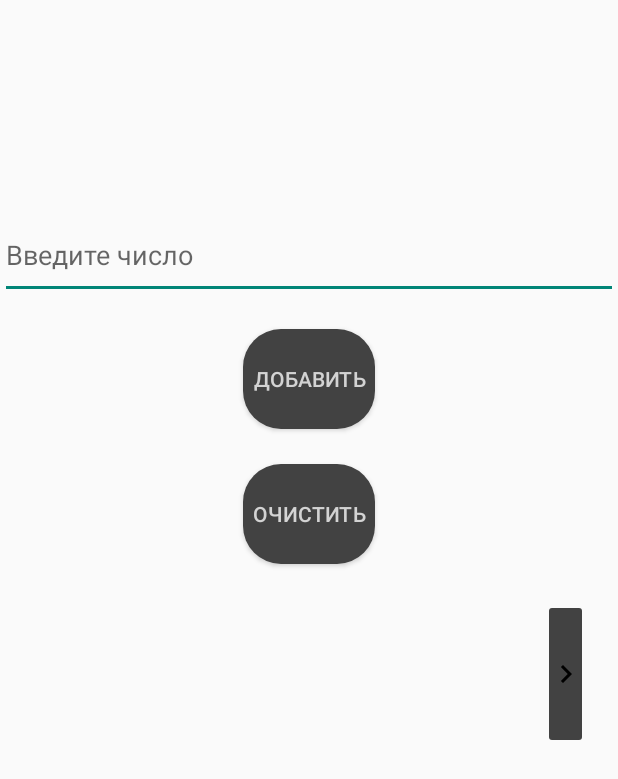
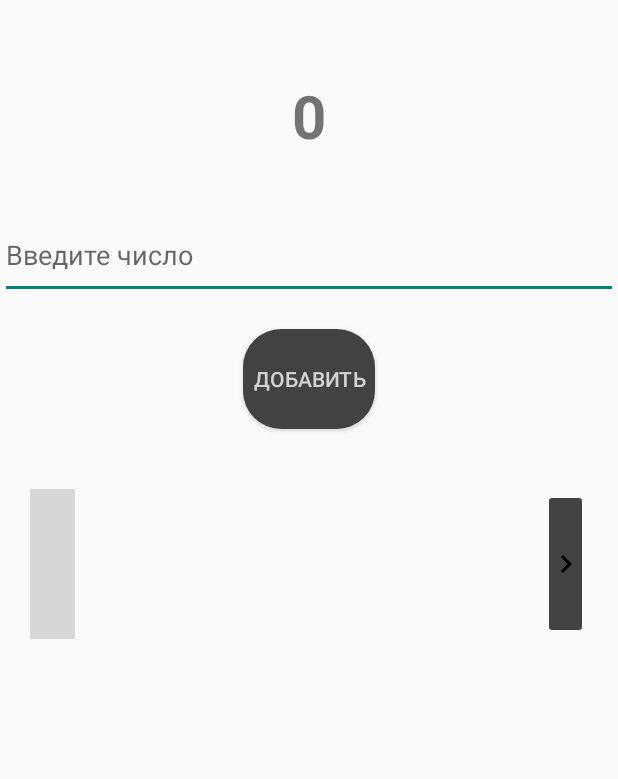
Before and after one commit to VVV-VVV1/Financial_Manager, an Android app: the SecondActivity screen opened directly, with no data from a screen before it, after a tap on "ДОБАВИТЬ", on a phone screen of 412 x 824 dp. Shown: the top 779 px of the screen. Run offline under Robolectric (Android 15) with nearby library versions, the phone set to English and light mode, and no system bars; our stand-ins replace Firebase (no records; nobody signed in at launch, a user with empty details on screens opened directly); 1 statement that could not run was skipped; 2 other taps on this screen came first; grey boxes are pictures that could not be loaded.

Commit message:
добавления нового активити

```diff
--- a/app/src/main/AndroidManifest.xml
+++ b/app/src/main/AndroidManifest.xml
@@ -12,6 +12,9 @@
         android:supportsRtl="true"
         android:theme="@style/Theme.MyApplication"
         tools:targetApi="31">
+        <activity
+            android:name=".FifthActivity"
+            android:exported="false" />
         <activity
             android:name=".DetailedActivity"
             android:exported="false" />
--- a/app/src/main/java/com/example/myapplication/MainActivity.java
+++ b/app/src/main/java/com/example/myapplication/MainActivity.java
@@ -44,7 +44,6 @@ public class MainActivity extends AppCompatActivity {
         emailField = (TextInputEditText) binding.email;
         passwordField = (TextInputEditText) binding.password;
 
-        zvuk_in_login = MediaPlayer.create(this, R.raw.zvuk_on_login);
 
         Log.d(TAG, "Activity created");
         binding.loginbtn.setOnClickListener(v -> onLoginClick());
@@ -78,7 +77,7 @@ public class MainActivity extends AppCompatActivity {
                                     // Сохранение значения isAdmin в SharedPreferences
                                     SharedPreferences sharedPreferences = getSharedPreferences("MySharedPref", MODE_PRIVATE);
                                     SharedPreferences.Editor myEdit = sharedPreferences.edit();
-                                    myEdit.putBoolean("isAdmin", isAdmin);
+                                    myEdit.putBoolean("admin", isAdmin);
                                     myEdit.apply();
                                 }
                             }
@@ -89,7 +88,6 @@ public class MainActivity extends AppCompatActivity {
                             }
                         });
 
-                        zvuk_in_login.start();
 
                         Intent intent = new Intent(MainActivity.this, SecondActivity.class);
                         startActivity(intent);
--- a/app/src/main/java/com/example/myapplication/SecondActivity.java
+++ b/app/src/main/java/com/example/myapplication/SecondActivity.java
@@ -3,6 +3,7 @@ package com.example.myapplication;
 import android.content.Intent;
 import android.content.SharedPreferences;
 import android.os.Bundle;
+import android.view.View;
 import android.widget.Button;
 import android.widget.EditText;
 import android.widget.TextView;
@@ -44,10 +45,9 @@ public class SecondActivity extends AppCompatActivity {
         super.onCreate(savedInstanceState);
         binding = ActivitySecondBinding.inflate(getLayoutInflater());
         setContentView(binding.getRoot());
+        FirebaseUser user = FirebaseAuth.getInstance().getCurrentUser();
 
         binding.addButton.setOnClickListener(v -> addNumber());
-
-
 
         binding.remButton.setOnClickListener(v -> removeNum());
 
@@ -61,20 +61,25 @@ public class SecondActivity extends AppCompatActivity {
         db = FirebaseDatabase.getInstance();
 
         users = db.getReference("Users");
+
+        binding.AnalisActivity.setOnClickListener(v ->{
+            Intent intent = new Intent(SecondActivity.this, FifthActivity.class);
+            startActivity(intent);
+        });
+
+        SharedPreferences sharedPreferences = getSharedPreferences("MySharedPref", MODE_PRIVATE);
+        boolean isAdmin = sharedPreferences.getBoolean("admin", false);
+
+
+        if (isAdmin) {
+            binding.remButton.setVisibility(View.VISIBLE);
+        } else {
+            binding.remButton.setVisibility(View.GONE);
+        }
+
     }
 
-
-
     private void addNumber() {
-//        String numberStr = numberInput.getText().toString();
-//        if (!numberStr.isEmpty()) {
-//            double number = Double.parseDouble(numberStr);
-//            sum += number;
-//            sumDisplay.setText("Сумма: " + sum);
-//            numberInput.setText("");
-//        }
-
-
         String numberStr = binding.numberInput.getText().toString();
         if (!numberStr.isEmpty()){
             float number = Float.parseFloat(numberStr);
@@ -94,16 +99,13 @@ public class SecondActivity extends AppCompatActivity {
         Toast.makeText(SecondActivity.this, "Данные сохранены", Toast.LENGTH_LONG).show();
     }
 
-
     private void loadNum(){
         FirebaseUser user = FirebaseAuth.getInstance().getCurrentUser();
-
         usersRef.child(user.getUid()).addValueEventListener(new ValueEventListener() {
             @Override
             public void onDataChange(@NonNull DataSnapshot snapshot) {
                 binding.sumDisplay.setText("Сумма:" + snapshot.child("sum").getValue().toString());
             }
-
             @Override
             public void onCancelled(@NonNull DatabaseError error) {
 
@@ -121,6 +123,7 @@ public class SecondActivity extends AppCompatActivity {
 
         Toast.makeText(SecondActivity.this, "Данные удалены", Toast.LENGTH_LONG).show();
 
+        sum = 0;
         binding.sumDisplay.setText("");
     }
 
--- a/app/src/main/res/layout/activity_second.xml
+++ b/app/src/main/res/layout/activity_second.xml
@@ -68,7 +68,20 @@
         android:layout_marginBottom="20dp"
         android:backgroundTint="@color/cardview_dark_background"
         android:src="@drawable/baseline_navigate_next_24"
-        android:text="параметры"
+        android:textColor="@color/LightGrey" />
+
+    <ImageButton
+        android:id="@+id/AnalisActivity"
+        android:layout_width="30dp"
+        android:layout_height="100dp"
+        android:layout_below="@+id/remButton"
+        android:layout_margin="20dp"
+        android:layout_marginStart="20dp"
+        android:layout_marginTop="30dp"
+        android:layout_marginEnd="14dp"
+        android:layout_marginBottom="20dp"
+        android:backgroundTint="@color/cardview_dark_background"
+        android:src="@drawable/baseline_navigate_before_24"
         android:textColor="@color/LightGrey" />
 
     <TextView
```
Also changed, not shown: app/src/main/java/com/example/myapplication/FifthActivity.java (added, +30 -0 lines), app/src/main/res/layout/activity_fifth.xml (added, +19 -0 lines).
